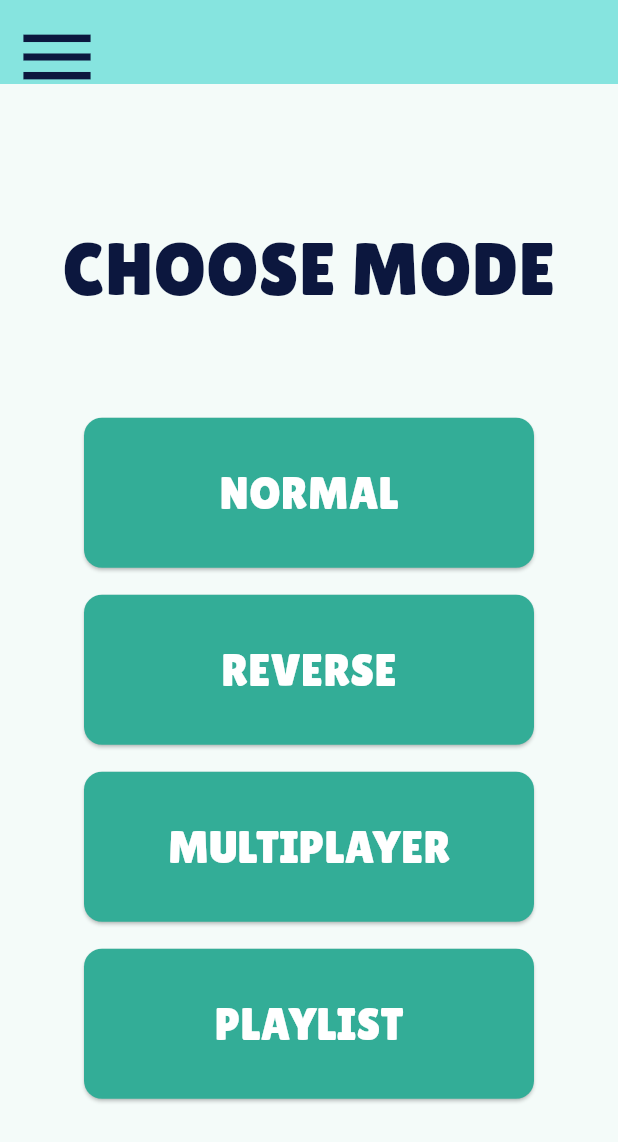
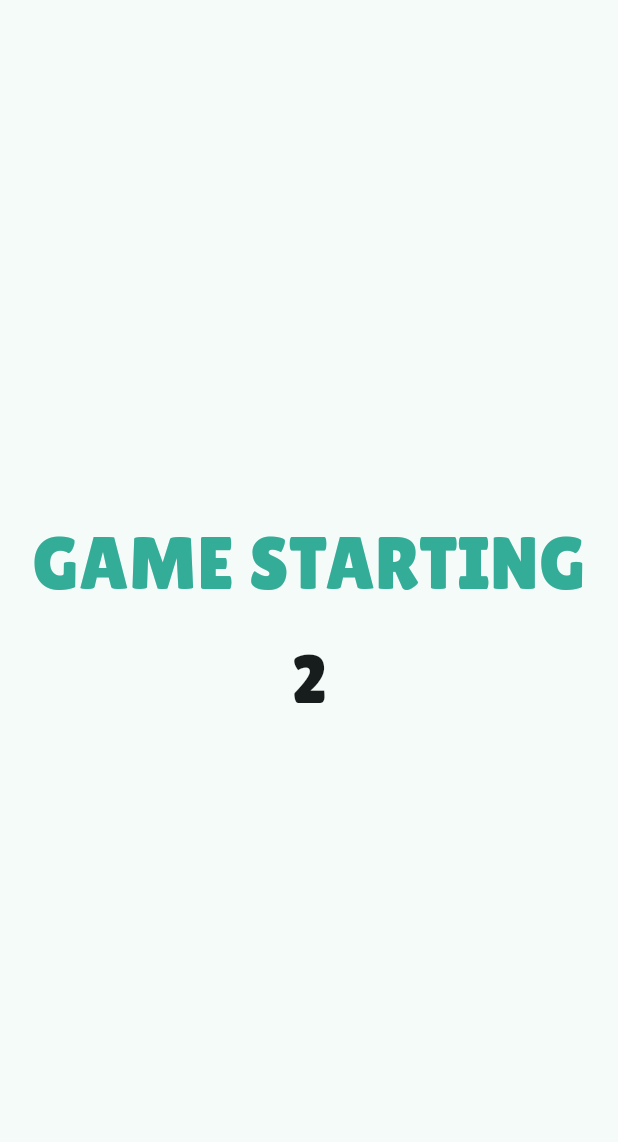
Before and after one commit to BuSHYoff/blindtest, a Flutter app: the MenuView screen opened by its route, after a tap on "MULTIPLAYER", on a phone screen of 412 x 824 dp. Shown: the top 1142 px of the screen. Run offline on Flutter 3.47's test engine with Material 3 defaults, Android fonts, the light colour scheme and no system bars.

Commit message:
feat: :fire: waiting game starting view & card widget

```diff
--- a/lib/main.dart
+++ b/lib/main.dart
@@ -1,6 +1,7 @@
+import 'package:blindtest/views/waiting_game_view.dart';
 import 'package:flutter/material.dart';
-import 'package:blindtest/views/MenuView.dart';
-import 'package:blindtest/views/HomeView.dart';
+import 'package:blindtest/views/menu_view.dart';
+import 'package:blindtest/views/home_view.dart';
 
 void main() {
   runApp(const MyApp());
@@ -30,6 +31,7 @@ class MyApp extends StatelessWidget {
       routes: {
         '/': (context) => const HomeView(),
         '/menu': (context) => const MenuView(),
+        '/waiting_game': (context) => const WaitingGameView(),
       }
     );
   }
--- a/lib/views/MenuView.dart
+++ /dev/null
@@ -1,102 +0,0 @@
-import 'package:flutter/material.dart';
-
-class MenuView extends StatefulWidget {
-  const MenuView({super.key});
-
-  @override
-  State<MenuView> createState() => MenuViewState();
-}
-
-class MenuViewState extends State<MenuView> {
-  @override
-  Widget build(BuildContext context) {
-    return Scaffold(
-        appBar: AppBar(
-            leading: const IconButton(
-          icon: Icon(Icons.menu, size: 60, color: Color(0xff0C173E)),
-          onPressed: null,
-        )),
-        body: Center(
-          child: Column(
-            mainAxisAlignment: MainAxisAlignment.center,
-            children: <Widget>[
-              Container(
-                margin: const EdgeInsets.only(bottom: 60),
-                child: const Text(
-                  'CHOOSE MODE',
-                  style: TextStyle(
-                      fontFamily: 'LilitaOne',
-                      fontSize: 50,
-                      color: Color(0xff0C173E)),
-                ),
-              ),
-              Column(children: <Widget>[
-                Card(
-                  color: const Color(0xff33AD97),
-                  clipBehavior: Clip.hardEdge,
-                  child: InkWell(
-                    splashColor: Colors.blue.withAlpha(30),
-                    onTap: () {
-                      debugPrint('Card tapped.');
-                    },
-                    child: const SizedBox(
-                      width: 300,
-                      height: 100,
-                      child: Center(child:Text('NORMAL', style: TextStyle(color: Colors.white, fontSize: 30))),
-                    ),
-                  ),
-                ),
-                const SizedBox(height: 10),
-                Card(
-                  color: const Color(0xff33AD97),
-                  clipBehavior: Clip.hardEdge,
-                  child: InkWell(
-                    splashColor: Colors.blue.withAlpha(30),
-                    onTap: () {
-                      debugPrint('Card tapped.');
-                    },
-                    child: const SizedBox(
-                      width: 300,
-                      height: 100,
-                      child: Center(child:Text('REVERSE', style: TextStyle(color: Colors.white, fontSize: 30))),
-                    ),
-                  ),
-                ),
-                const SizedBox(height: 10),
-                Card(
-                  color: const Color(0xff33AD97),
-                  clipBehavior: Clip.hardEdge,
-                  child: InkWell(
-                    splashColor: Colors.blue.withAlpha(30),
-                    onTap: () {
-                      debugPrint('Card tapped.');
-                    },
-                    child: const SizedBox(
-                      width: 300,
-                      height: 100,
-                      child: Center(child:Text('MULTIPLAYER', style: TextStyle(color: Colors.white, fontSize: 30))),
-                    ),
-                  ),
-                ),
-                const SizedBox(height: 10),
-                Card(
-                  color: const Color(0xff33AD97),
-                  clipBehavior: Clip.hardEdge,
-                  child: InkWell(
-                    splashColor: Colors.blue.withAlpha(30),
-                    onTap: () {
-                      debugPrint('Card tapped.');
-                    },
-                    child: const SizedBox(
-                      width: 300,
-                      height: 100,
-                      child: Center(child:Text('PLAYLIST', style: TextStyle(color: Colors.white, fontSize: 30))),
-                    ),
-                  ),
-                )
-              ])
-            ],
-          ),
-        ));
-  }
-}
--- a/lib/views/HomeView.dart
+++ b/lib/views/home_view.dart
@@ -11,11 +11,13 @@ class HomeViewState extends State<HomeView> {
   @override
   Widget build(BuildContext context) {
     return Scaffold(
-        appBar: AppBar(leading : const IconButton(
-            icon: Icon(Icons.menu, size: 60, color: Color(0xff0C173E)),
-            onPressed: null,
-          )
-        ),
+        appBar: AppBar(
+            leading: IconButton(
+          icon: const Icon(Icons.menu, size: 60, color: Color(0xff0C173E)),
+          onPressed: () {
+            Navigator.pushNamed(context, '/');
+          },
+        )),
         body: Center(
           child: Column(
             mainAxisAlignment: MainAxisAlignment.center,
@@ -23,10 +25,10 @@ class HomeViewState extends State<HomeView> {
               Container(
                 margin: const EdgeInsets.only(bottom: 20),
                 child: const Text(
-                  'BLINEST',
+                  'BLINDTEST',
                   style: TextStyle(
                       fontFamily: 'LilitaOne',
-                      fontSize: 60,
+                      fontSize: 75,
                       color: Color(0xff33AD97)),
                 ),
               ),
--- /dev/null
+++ b/lib/views/menu_view.dart
@@ -0,0 +1,49 @@
+import 'package:flutter/material.dart';
+import 'package:blindtest/views/widgets/card_mode.dart';
+
+class MenuView extends StatefulWidget {
+  const MenuView({super.key});
+
+  @override
+  State<MenuView> createState() => MenuViewState();
+}
+
+class MenuViewState extends State<MenuView> {
+  @override
+  Widget build(BuildContext context) {
+    return Scaffold(
+        appBar: AppBar(
+            leading: IconButton(
+          icon: const Icon(Icons.menu, size: 60, color: Color(0xff0C173E)),
+          onPressed: () {
+            Navigator.pushNamed(context, '/');
+          },
+        )),
+        body: Center(
+          child: Column(
+            mainAxisAlignment: MainAxisAlignment.center,
+            children: <Widget>[
+              Container(
+                margin: const EdgeInsets.only(bottom: 60),
+                child: const Text(
+                  'CHOOSE MODE',
+                  style: TextStyle(
+                      fontFamily: 'LilitaOne',
+                      fontSize: 50,
+                      color: Color(0xff0C173E)),
+                ),
+              ),
+              const Column(children: <Widget>[
+                CardMode(label: 'NORMAL'),
+                SizedBox(height: 10),
+                CardMode(label: 'REVERSE'),
+                SizedBox(height: 10),
+                CardMode(label: 'MULTIPLAYER'),
+                SizedBox(height: 10),
+                CardMode(label: 'PLAYLIST'),
+              ])
+            ],
+          ),
+        ));
+  }
+}
--- /dev/null
+++ b/lib/views/waiting_game_view.dart
@@ -0,0 +1,60 @@
+import 'dart:async';
+
+import 'package:flutter/material.dart';
+
+class WaitingGameView extends StatefulWidget {
+  const WaitingGameView({super.key});
+
+  @override
+  State<WaitingGameView> createState() => WaitingGameViewState();
+}
+
+class WaitingGameViewState extends State<WaitingGameView> {
+  dynamic _counter = 1;
+
+  // ignore: non_constant_identifier_names
+  _timeRemaining() {
+    Timer(const Duration(milliseconds: 1000), () {
+      setState(() {
+        _counter++;
+        if (_counter < 4) {
+          _timeRemaining();
+        } else {
+          _counter = 'GO !!!';
+          Timer(const Duration(milliseconds: 1000), () {
+            Navigator.pop(context);
+          });
+        }
+      });
+    });
+  }
+
+  @override
+  void initState() {
+    super.initState();
+    _timeRemaining();
+  }
+
+  @override
+  Widget build(BuildContext context) {
+    return Scaffold(
+        body: Center(
+          child: Column(
+            mainAxisAlignment: MainAxisAlignment.center,
+            children: <Widget>[
+              Container(
+                margin: const EdgeInsets.only(bottom: 10),
+                child: const Text(
+                  'GAME STARTING',
+                  style: TextStyle(
+                      fontFamily: 'LilitaOne',
+                      fontSize: 50,
+                      color: Color(0xff33AD97)),
+                ),
+              ),
+              Text(_counter.toString(), style: const TextStyle(fontSize: 45)),
+            ],
+          ),
+        ));
+  }
+}
--- /dev/null
+++ b/lib/views/widgets/card_mode.dart
@@ -0,0 +1,28 @@
+import 'package:flutter/material.dart';
+
+// ignore: unused_element
+class CardMode extends StatelessWidget {
+  final String label;
+  const CardMode({Key? key, required this.label}) : super(key: key);
+
+  @override
+  Widget build(BuildContext context) {
+    return Card(
+      color: const Color(0xff33AD97),
+      clipBehavior: Clip.hardEdge,
+      child: InkWell(
+        splashColor: const Color(0xff0C173E),
+        onTap: () {
+          Navigator.pushNamed(context, '/waiting_game');
+        },
+        child: SizedBox(
+          width: 300,
+          height: 100,
+          child: Center(
+              child: Text(label,
+                  style: const TextStyle(color: Colors.white, fontSize: 30))),
+        ),
+      ),
+    );
+  }
+}
```
